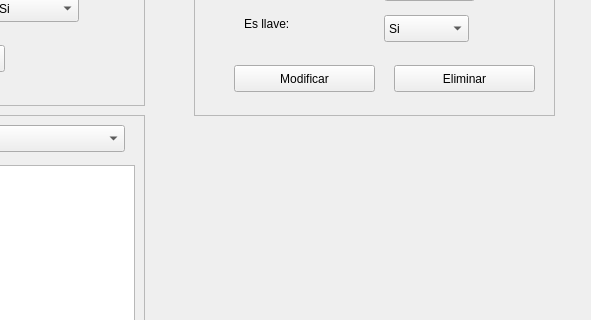
oscar-ordonez/Proyecto-Orga, file ManejadorDeArchivoOAR/mainwindow.ui: the form before one commit; both pictures show x 626 to 1217 and y 243 to 563 of the 1217 by 709 pixel window.
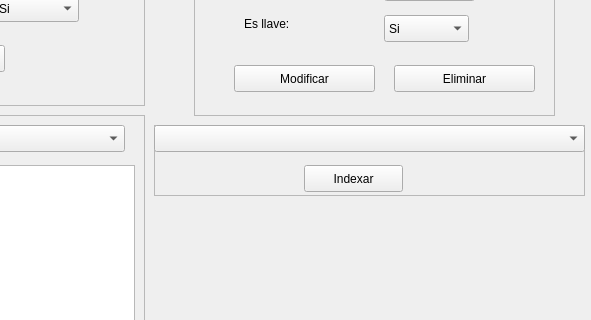
The form after the commit. Icons and pictures are not drawn.

Patch:
```diff
--- a/ManejadorDeArchivoOAR/mainwindow.ui
+++ b/ManejadorDeArchivoOAR/mainwindow.ui
@@ -678,6 +678,45 @@
      </property>
     </widget>
    </widget>
+   <widget class="QFrame" name="panelIndexar">
+    <property name="geometry">
+     <rect>
+      <x>780</x>
+      <y>320</y>
+      <width>431</width>
+      <height>71</height>
+     </rect>
+    </property>
+    <property name="frameShape">
+     <enum>QFrame::StyledPanel</enum>
+    </property>
+    <property name="frameShadow">
+     <enum>QFrame::Raised</enum>
+    </property>
+    <widget class="QComboBox" name="comboBoxIndexar">
+     <property name="geometry">
+      <rect>
+       <x>0</x>
+       <y>0</y>
+       <width>431</width>
+       <height>27</height>
+      </rect>
+     </property>
+    </widget>
+    <widget class="QPushButton" name="botonIndexar">
+     <property name="geometry">
+      <rect>
+       <x>150</x>
+       <y>40</y>
+       <width>99</width>
+       <height>27</height>
+      </rect>
+     </property>
+     <property name="text">
+      <string>Indexar</string>
+     </property>
+    </widget>
+   </widget>
   </widget>
   <widget class="QMenuBar" name="menuBar">
    <property name="geometry">
```
